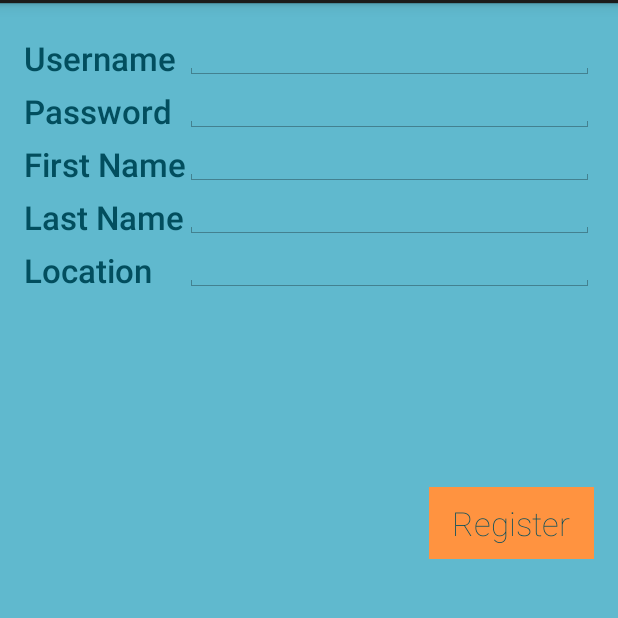
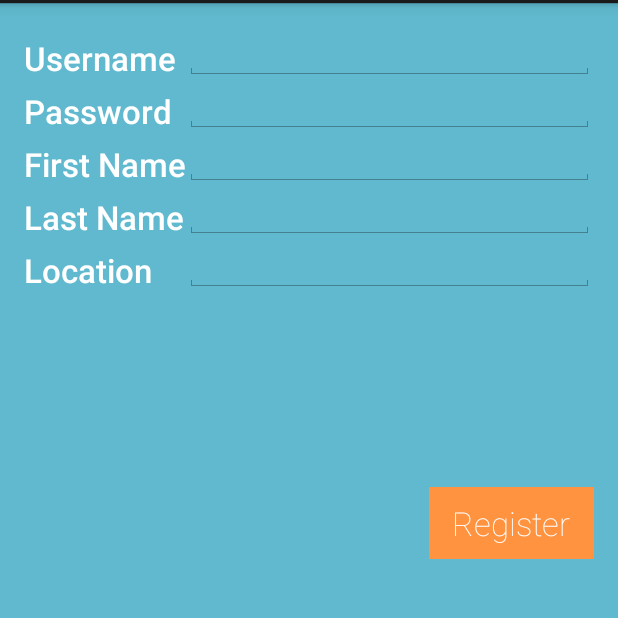
Before and after one commit to kmangutov/FoodTime, an Android app: the screen it shows after launch (RegisterActivity), after a tap on "Get Started!", on a phone screen of 412 x 824 dp, the part 69-687 px from its top. Run offline under Robolectric (Android 15) with nearby library versions, the phone set to English and light mode, and no system bars.

Commit message:
white text looks much better lol

```diff
--- a/app/src/main/res/layout/accepted_event_view_activity.xml
+++ b/app/src/main/res/layout/accepted_event_view_activity.xml
@@ -89,6 +89,7 @@
             android:layout_weight="0.4"
             android:layout_toRightOf="@id/imageYes"
             android:layout_below="@id/imageYes"
+            android:textColor="@color/color_foreground"
             android:id="@+id/listViewYes"
             android:drawSelectorOnTop="false" />
 
@@ -120,6 +121,8 @@
             android:layout_width="match_parent"
             android:layout_height="150dp"
             android:layout_weight="0.4"
+            android:textColor="@color/color_foreground"
+
             android:layout_below="@id/imageNo"
             android:layout_toRightOf="@id/imageNo"
             android:id="@+id/listViewNo"
--- a/app/src/main/res/layout/activity_home.xml
+++ b/app/src/main/res/layout/activity_home.xml
@@ -36,6 +36,7 @@
             android:id="@+id/accepted_list"
             android:layout_width="match_parent"
             android:layout_height="0dp"
+            android:textColor="@color/color_foreground"
             android:layout_weight="1">
         </ListView>
 
@@ -50,6 +51,7 @@
             android:id="@+id/invited_list"
             android:layout_width="match_parent"
             android:layout_height="0dp"
+            android:textColor="@color/color_foreground"
             android:layout_weight="1">
         </ListView>
 
--- a/app/src/main/res/values/colors.xml
+++ b/app/src/main/res/values/colors.xml
@@ -1,7 +1,8 @@
 <?xml version="1.0" encoding="utf-8"?>
 <resources>
 
-    <item name="color_foreground" type="color">#024e5e</item>
+    <item name="color_foreground0" type="color">#024e5e</item>
+    <item name="color_foreground" type="color">#ffffff</item>
     <item name="color_foreground2" type="color">#035e72</item>
     <item name="color_background" type="color">#60B9CE</item>
     <item name="color_button" type="color">#FF9340</item>
```
